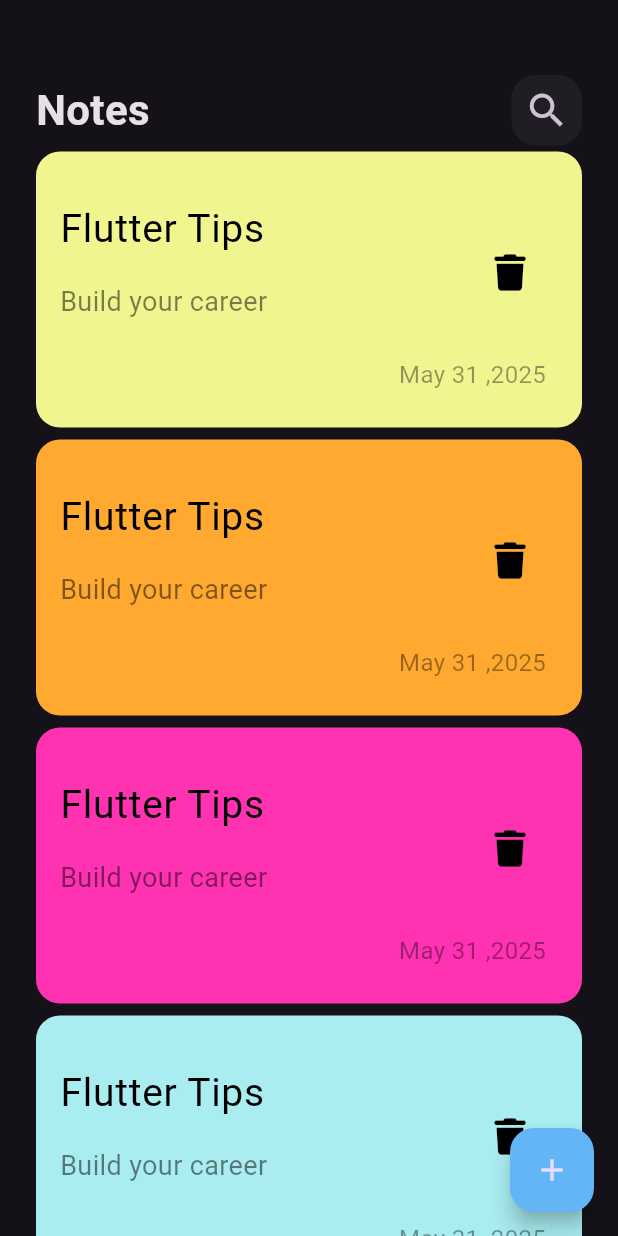
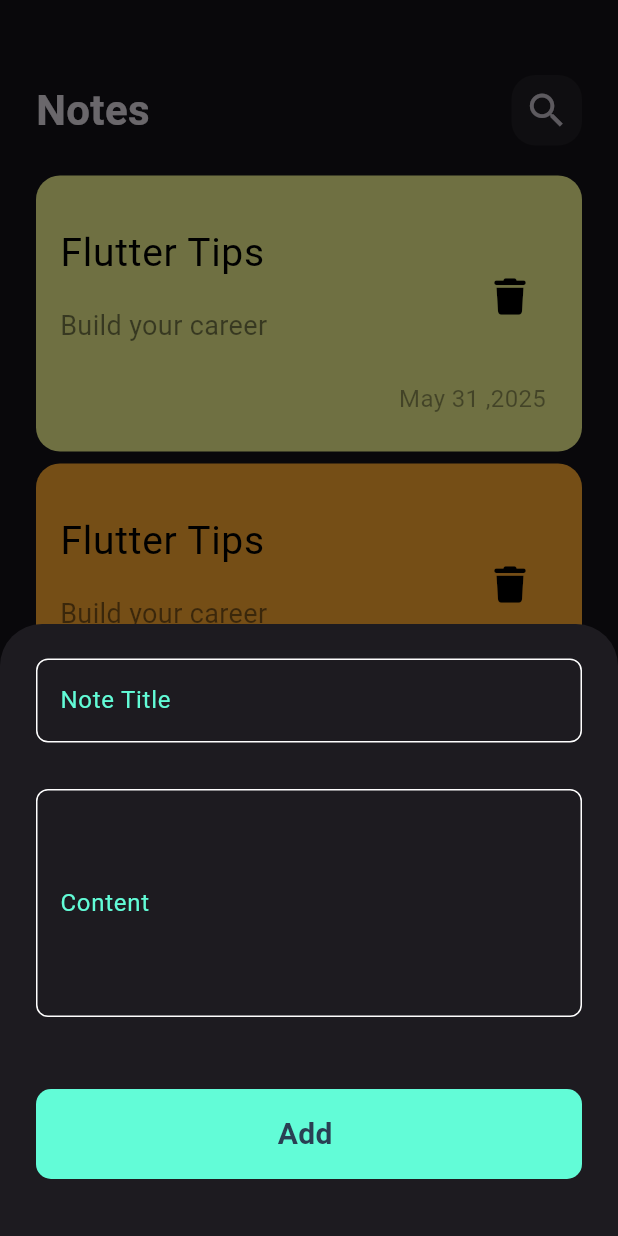
Before and after one commit to mahmoud-dagher/mynotes, a Flutter app: the screen it shows after launch, after a tap on the "add" icon, on a phone screen of 412 x 824 dp. Run offline on Flutter 3.47's test engine with Material 3 defaults, Android fonts, the phone set to English and light mode, and no system bars; our stand-ins replace font_awesome_flutter; Roboto replaces fonts that are missing (Poppins).

Commit message:
buttom sheet built

```diff
--- a/lib/constants/colors.dart
+++ b/lib/constants/colors.dart
@@ -9,3 +9,5 @@ const List<Color> noteColor = [
   Color(0xFFa9edf1),
   Color(0xFF74ed4b),
 ];
+
+const Color primaryColor = Color(0xff62FCD7);
--- /dev/null
+++ b/lib/models/size_config/size_config.dart
@@ -0,0 +1,22 @@
+// ignore_for_file: avoid_print
+
+import 'package:flutter/material.dart';
+
+class SizeConfig {
+  static double? screenWidth;
+  static double? screenHeight;
+  static double? defaultSize;
+  static Orientation? orientation;
+
+  void init(BuildContext context) {
+    screenWidth = MediaQuery.of(context).size.width;
+    screenHeight = MediaQuery.of(context).size.height;
+    orientation = MediaQuery.of(context).orientation;
+
+    defaultSize = orientation == Orientation.landscape
+        ? screenHeight! * .024
+        : screenWidth! * .024;
+
+    print('this is the default size $defaultSize');
+  }
+}
--- a/lib/views/notes_view.dart
+++ b/lib/views/notes_view.dart
@@ -1,6 +1,7 @@
 // ignore_for_file: deprecated_member_use
 
 import 'package:flutter/material.dart';
+import 'package:my_notes/views/widgets/add_note_bottom_sheet.dart';
 import 'package:my_notes/views/widgets/notes_view_body.dart';
 
 class NotesView extends StatelessWidget {
@@ -10,7 +11,16 @@ class NotesView extends StatelessWidget {
   Widget build(BuildContext context) {
     return Scaffold(
       floatingActionButton: FloatingActionButton(
-        onPressed: () {},
+        elevation: 6,
+        shape: RoundedRectangleBorder(borderRadius: BorderRadius.circular(100)),
+        onPressed: () {
+          showModalBottomSheet(
+            context: context,
+            builder: (context) {
+              return AddNoteBottomSheet();
+            },
+          );
+        },
         backgroundColor: Colors.blue[300],
         child: Icon(Icons.add),
       ),
--- /dev/null
+++ b/lib/views/widgets/add_note_bottom_sheet.dart
@@ -0,0 +1,40 @@
+import 'package:flutter/material.dart';
+import 'package:my_notes/views/widgets/buttons.dart';
+import 'package:my_notes/views/widgets/custom_text_form_field.dart';
+
+class AddNoteBottomSheet extends StatelessWidget {
+  const AddNoteBottomSheet({super.key, this.text});
+  final String? text;
+
+  @override
+  Widget build(BuildContext context) {
+    return Padding(
+      padding: EdgeInsets.only(
+        left: 16.0,
+        right: 16,
+        bottom: MediaQuery.of(context).viewInsets.bottom,
+      ),
+      child: SingleChildScrollView(
+        child: Column(
+          children: [
+            SizedBox(height: 15),
+            CustomTextFormField(
+              text: 'Note Title',
+              maxLines: 1,
+              inputType: TextInputType.text,
+            ),
+            SizedBox(height: 15),
+            CustomTextFormField(
+              text: 'Content',
+              inputType: TextInputType.text,
+              maxLines: 5,
+            ),
+            SizedBox(height: 32),
+            GeneralButton(text: 'Add ', onTap: () {}),
+            SizedBox(height: 30),
+          ],
+        ),
+      ),
+    );
+  }
+}
--- /dev/null
+++ b/lib/views/widgets/buttons.dart
@@ -0,0 +1,86 @@
+import 'package:flutter/material.dart';
+import 'package:my_notes/constants/colors.dart';
+import 'package:my_notes/models/size_config/size_config.dart';
+import 'package:my_notes/models/size_config/space_widget.dart';
+
+class GeneralButton extends StatelessWidget {
+  const GeneralButton({super.key, this.text, required this.onTap});
+  final String? text;
+  final VoidCallback? onTap;
+
+  @override
+  Widget build(BuildContext context) {
+    return Padding(
+      padding: const EdgeInsets.all(8.0),
+      child: GestureDetector(
+        onTap: onTap,
+        child: Container(
+          height: 60,
+          width: SizeConfig.screenWidth,
+          decoration: BoxDecoration(
+            color: primaryColor,
+            borderRadius: BorderRadius.circular(10),
+          ),
+
+          child: Center(
+            child: Text(
+              text!,
+              style: TextStyle(
+                fontSize: 20.0,
+                fontWeight: FontWeight.bold,
+                color: mainColor,
+              ),
+            ),
+          ),
+        ),
+      ),
+    );
+  }
+}
+
+class CustomIconButton extends StatelessWidget {
+  const CustomIconButton({
+    super.key,
+    required this.text,
+    required this.icon,
+    required this.onTap,
+    this.iconColor,
+  });
+  final VoidCallback? onTap;
+  final String? text;
+  final IconData? icon;
+  final Color? iconColor;
+  @override
+  Widget build(BuildContext context) {
+    return InkWell(
+      child: GestureDetector(
+        onTap: onTap,
+        child: Container(
+          height: 60,
+          width: SizeConfig.screenWidth,
+          decoration: BoxDecoration(
+            color: Colors.transparent,
+            borderRadius: BorderRadius.circular(10),
+            border: Border.all(color: Color(0xff077070)),
+          ),
+          child: Row(
+            mainAxisAlignment: MainAxisAlignment.center,
+            children: [
+              Icon(icon, color: iconColor),
+              HorizontalSpace(1),
+              Text(
+                text!,
+                style: TextStyle(
+                  fontWeight: FontWeight.w600,
+                  fontSize: 12,
+                  color: const Color(0xff000000),
+                ),
+                textAlign: TextAlign.left,
+              ),
+            ],
+          ),
+        ),
+      ),
+    );
+  }
+}
--- /dev/null
+++ b/lib/views/widgets/custom_text_form_field.dart
@@ -0,0 +1,59 @@
+import 'package:flutter/material.dart';
+import 'package:my_notes/constants/colors.dart';
+
+class CustomTextFormField extends StatelessWidget {
+  const CustomTextFormField({
+    super.key,
+    required this.text,
+    this.suffixICon,
+    this.prefixIcon,
+    required this.inputType,
+    this.onSaved,
+    this.onChanged,
+    this.maxLines,
+  });
+
+  final String? text;
+  final IconData? suffixICon;
+  final IconData? prefixIcon;
+  final TextInputType? inputType;
+  final FormFieldSetter<String>? onSaved;
+  final ValueSetter<String>? onChanged;
+  final int? maxLines;
+
+  @override
+  Widget build(BuildContext context) {
+    return Padding(
+      padding: const EdgeInsets.all(8.0),
+      child: TextFormField(
+        cursorColor: primaryColor,
+        key: text != null ? Key(text!) : null,
+        keyboardType: inputType,
+        onSaved: onSaved,
+        onChanged: onChanged,
+        maxLines: maxLines,
+        style: const TextStyle(overflow: TextOverflow.ellipsis),
+
+        decoration: InputDecoration(
+          border: buildBorder(),
+          enabledBorder: buildBorder(),
+          focusedBorder: buildBorder(primaryColor),
+          labelText: text,
+          labelStyle: TextStyle(color: primaryColor),
+
+          // hintText: text,
+          // hintStyle: TextStyle(color: primaryColor),
+          prefixIcon: prefixIcon != null ? Icon(prefixIcon) : null,
+          suffixIcon: suffixICon != null ? Icon(suffixICon) : null,
+        ),
+      ),
+    );
+  }
+
+  OutlineInputBorder buildBorder([color]) {
+    return OutlineInputBorder(
+      borderRadius: BorderRadius.circular(8),
+      borderSide: BorderSide(color: color ?? Colors.white),
+    );
+  }
+}
--- a/lib/views/widgets/notes_list_view_.dart
+++ b/lib/views/widgets/notes_list_view_.dart
@@ -7,7 +7,10 @@ class NotesListView extends StatelessWidget {
 
   @override
   Widget build(BuildContext context) {
-    return ListView.builder(
+    return Padding(
+      padding: const EdgeInsets.symmetric(vertical: 16.0),
+      child: ListView.builder(
+        padding: EdgeInsets.zero,
         physics: BouncingScrollPhysics(),
         itemBuilder: (context, index) {
           final color = noteColor[index % noteColor.length];
@@ -17,6 +20,7 @@ class NotesListView extends StatelessWidget {
           );
         },
         itemCount: 10,
+      ),
     );
   }
 }
```
Also changed, not shown: lib/models/size_config/space_widget.dart (added, +22 -0 lines). Lines whose indentation alone changed are shown as unchanged.
